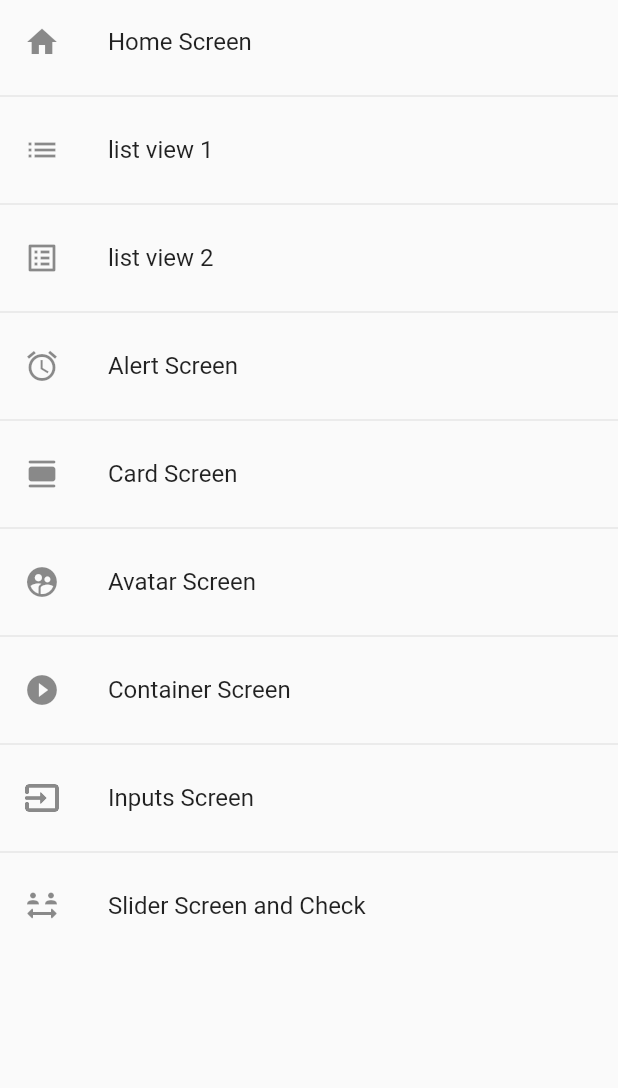
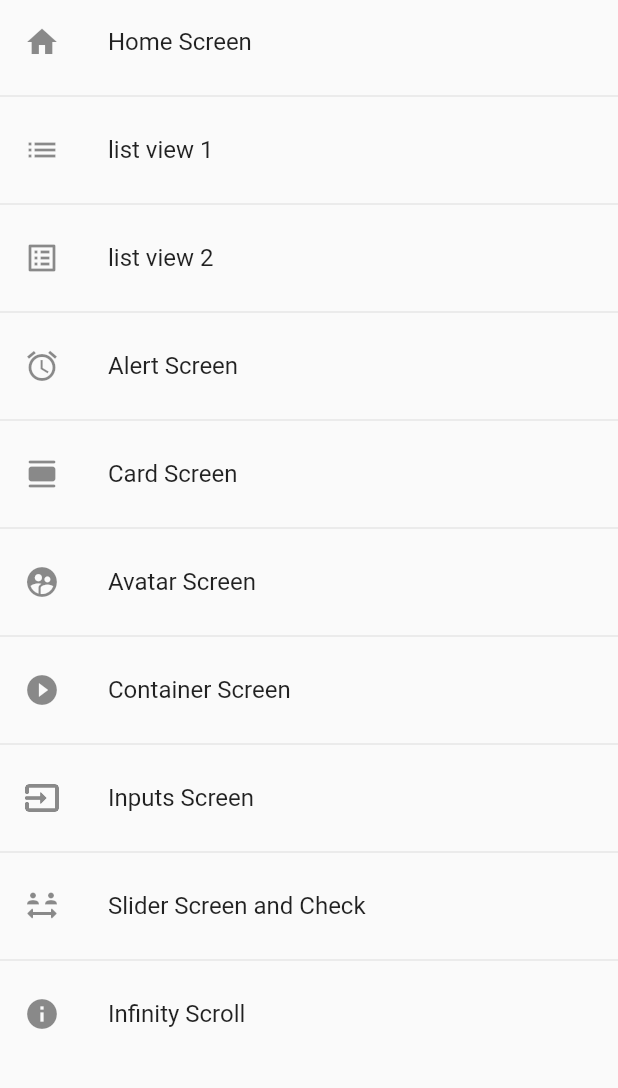
Before and after one commit to Alebm/ComponentesFlutter, a Flutter app: the screen it shows after launch, on a phone screen of 412 x 824 dp, the part 84-1172 px from its top. Run offline on Flutter 3.47's test engine with Material 2 defaults, Android fonts, the phone set to English and light mode, and no system bars.

Commit message:
infiniti scroll

```diff
--- a/lib/routes/app_routes.dart
+++ b/lib/routes/app_routes.dart
@@ -1,4 +1,5 @@
 // para hacer una especie de rutas globales,
+import 'package:componentesflutter/screens/infiniti_scroll.dart';
 import 'package:flutter/material.dart';
 
 import 'package:componentesflutter/models/menu_option.dart';
@@ -63,6 +64,12 @@ class AppRoutes {
       name: 'Slider Screen and Check',
       screen: const SliderScreen(),
     ),
+    MenuOption(
+      route: 'infinityscroll',
+      icon: Icons.info,
+      name: 'Infinity Scroll',
+      screen: const InfinityScrollScreen(),
+    ),
   ];
 
   static Map<String, Widget Function(BuildContext)> getAppRoutes() {
```
Also changed, not shown: lib/screens/infiniti_scroll.dart (added, +10 -0 lines).
